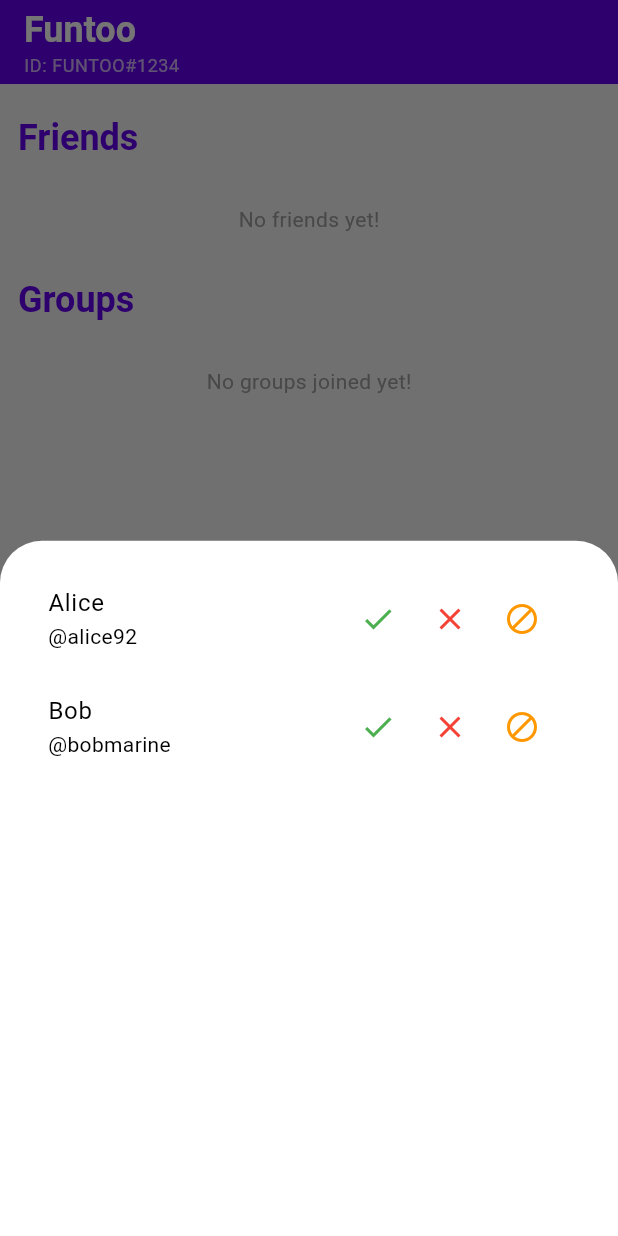
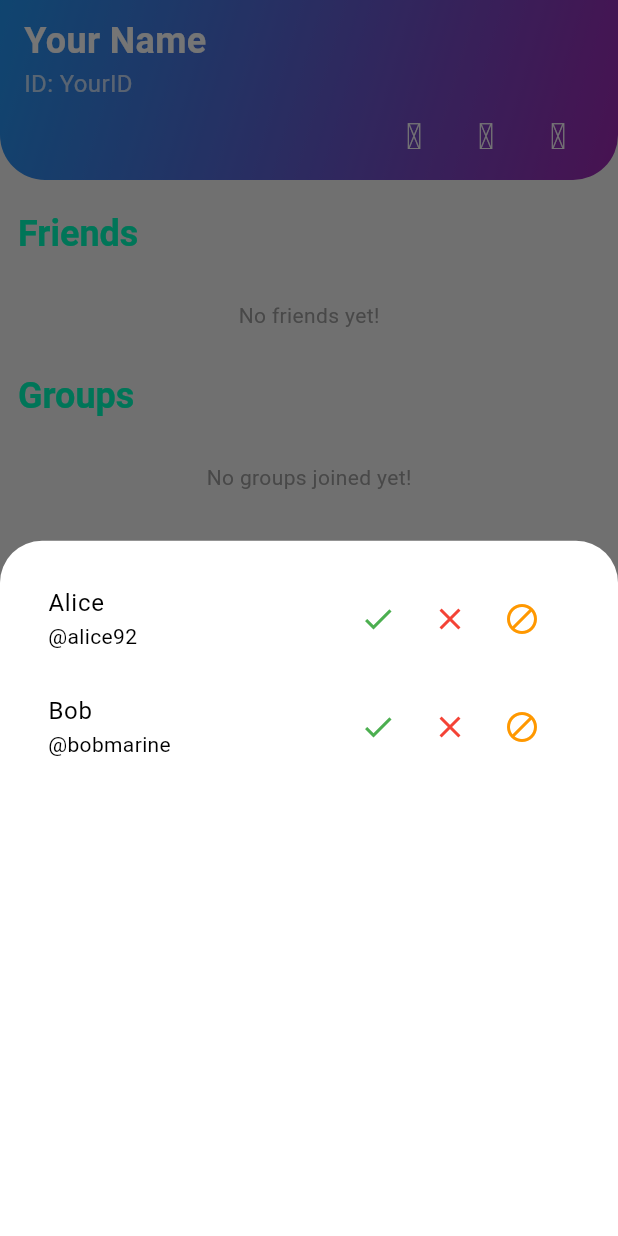
Before and after one commit to ShadowSpark243/funtoo, a Flutter app: the screen it shows after launch, after a tap on an icon or button, on a phone screen of 412 x 824 dp. Run offline on Flutter 3.47's test engine with Material 3 defaults, Android fonts, the light colour scheme and no system bars; our stand-ins replace iconsax.

Commit message:
Your commit message

```diff
--- a/lib/main.dart
+++ b/lib/main.dart
@@ -31,7 +31,9 @@ class FuntooApp extends StatelessWidget {
           bodyMedium: TextStyle(color: AppColors.subtitleColor),
         ),
       ),
-      home: const FuntooHomePage(), // Matches your home.dart class name
+      home: const FuntooHomePage(
+          userName: 'Your Name',
+          userId: 'YourID'), // Provide userName and userId
     );
   }
 }
--- a/lib/pages/home.dart
+++ b/lib/pages/home.dart
@@ -5,16 +5,20 @@ import '../models/group_request.dart';
 import '../utils/constants.dart';
 import '../widgets/chat_item.dart';
 import '../widgets/call_controls.dart';
+import 'notification_page.dart';
 
 class FuntooHomePage extends StatefulWidget {
-  const FuntooHomePage({super.key});
+  const FuntooHomePage(
+      {super.key, required this.userName, required this.userId});
+
+  final String userName;
+  final String userId;
 
   @override
   State<FuntooHomePage> createState() => _FuntooHomePageState();
 }
 
 class _FuntooHomePageState extends State<FuntooHomePage> {
-  final String userId = "FUNTOO#1234";
   final List<FriendRequest> friendRequests = [
     FriendRequest(name: 'Alice', username: '@alice92'),
     FriendRequest(name: 'Bob', username: '@bobmarine'),
@@ -44,29 +48,63 @@ class _FuntooHomePageState extends State<FuntooHomePage> {
   @override
   Widget build(BuildContext context) {
     return Scaffold(
-      appBar: AppBar(
-        title: Column(
+      appBar: PreferredSize(
+        preferredSize: Size.fromHeight(120.0),
+        child: Container(
+          decoration: BoxDecoration(
+            gradient: LinearGradient(
+              colors: [Colors.blue, Colors.purple],
+              begin: Alignment.topLeft,
+              end: Alignment.bottomRight,
+            ),
+            borderRadius: BorderRadius.vertical(bottom: Radius.circular(30)),
+          ),
+          child: SafeArea(
+            child: Padding(
+              padding:
+                  const EdgeInsets.symmetric(horizontal: 16.0, vertical: 10.0),
+              child: Column(
                 crossAxisAlignment: CrossAxisAlignment.start,
                 children: [
                   Text(
-              'Funtoo',
-              style: Theme.of(context).textTheme.headlineSmall?.copyWith(
-                    fontWeight: FontWeight.bold,
+                    widget.userName,
+                    style: TextStyle(
                         color: Colors.white,
-                  ),
+                        fontSize: 24,
+                        fontWeight: FontWeight.bold),
                   ),
                   Text(
-              'ID: $userId',
-              style: Theme.of(context).textTheme.bodySmall?.copyWith(color: Colors.white70),
+                    'ID: ${widget.userId}',
+                    style: TextStyle(color: Colors.white70, fontSize: 16),
+                  ),
+                  Row(
+                    mainAxisAlignment: MainAxisAlignment.end,
+                    children: [
+                      IconButton(
+                        icon: Icon(Iconsax.user_add, color: Colors.white),
+                        onPressed: _showFriendRequests,
+                      ),
+                      IconButton(
+                        icon: Icon(Iconsax.people, color: Colors.white),
+                        onPressed: _showGroupRequests,
+                      ),
+                      IconButton(
+                        icon: Icon(Iconsax.notification, color: Colors.white),
+                        onPressed: () {
+                          Navigator.push(
+                            context,
+                            MaterialPageRoute(
+                                builder: (context) => NotificationPage()),
+                          );
+                        },
                       ),
                     ],
                   ),
-        actions: [
-          IconButton(icon: Icon(Iconsax.user_add), onPressed: _showFriendRequests),
-          IconButton(icon: Icon(Iconsax.people), onPressed: _showGroupRequests),
-          IconButton(icon: Icon(Iconsax.notification), onPressed: () {}),
                 ],
-        backgroundColor: primaryColor,
+              ),
+            ),
+          ),
+        ),
       ),
       body: Padding(
         padding: const EdgeInsets.all(12.0),
@@ -157,14 +195,24 @@ class _FuntooHomePageState extends State<FuntooHomePage> {
               itemBuilder: (context, index) {
                 final request = requests[index];
                 return ListTile(
-                  title: Text(request is FriendRequest ? request.name : (request as GroupRequest).groupName),
-                  subtitle: Text(request is FriendRequest ? request.username : '${(request as GroupRequest).members} Members'),
+                  title: Text(request is FriendRequest
+                      ? request.name
+                      : (request as GroupRequest).groupName),
+                  subtitle: Text(request is FriendRequest
+                      ? request.username
+                      : '${(request as GroupRequest).members} Members'),
                   trailing: Row(
                     mainAxisSize: MainAxisSize.min,
                     children: [
-                      IconButton(icon: Icon(Icons.check, color: Colors.green), onPressed: () => accept(request)),
-                      IconButton(icon: Icon(Icons.close, color: Colors.red), onPressed: () {}),
-                      IconButton(icon: Icon(Icons.block, color: Colors.orange), onPressed: () {}),
+                      IconButton(
+                          icon: Icon(Icons.check, color: Colors.green),
+                          onPressed: () => accept(request)),
+                      IconButton(
+                          icon: Icon(Icons.close, color: Colors.red),
+                          onPressed: () {}),
+                      IconButton(
+                          icon: Icon(Icons.block, color: Colors.orange),
+                          onPressed: () {}),
                     ],
                   ),
                 );
--- a/lib/utils/constants.dart
+++ b/lib/utils/constants.dart
@@ -1,11 +1,11 @@
 import 'package:flutter/material.dart';
 
 // Primary colors used in the app
-const Color primaryColor = Color(0xFF6200EE);
-const Color secondaryColor = Color(0xFF03DAC5);
+const Color primaryColor = Color.fromARGB(255, 0, 255, 191);
+const Color secondaryColor = Color.fromARGB(255, 3, 114, 218);
 // Define primary and secondary colors
 class AppColors {
-  static const primaryColor = Color(0xFF6200EE); // Primary Color
+  static const primaryColor = Color.fromARGB(255, 136, 58, 245); // Primary Color
   static const secondaryColor = Color(0xFF03DAC5); // Secondary Color
 
   // Updated neutral colors
--- a/lib/widgets/chat_item.dart
+++ b/lib/widgets/chat_item.dart
@@ -7,11 +7,11 @@ class ChatItem extends StatelessWidget {
   final VoidCallback onLongPress;
 
   const ChatItem({
-    Key? key,
+    super.key,
     required this.name,
     required this.subtitle,
     required this.onLongPress,
-  }) : super(key: key);
+  });
 
   @override
   Widget build(BuildContext context) {
--- a/lib/widgets/chat_list_item.dart
+++ b/lib/widgets/chat_list_item.dart
@@ -7,11 +7,11 @@ class ChatListItem extends StatelessWidget {
   final VoidCallback onTap;
 
   const ChatListItem({
-    Key? key,
+    super.key,
     required this.name,
     required this.lastMessage,
     required this.onTap,
-  }) : super(key: key);
+  });
 
   @override
   Widget build(BuildContext context) {
--- a/lib/widgets/friend_request_item.dart
+++ b/lib/widgets/friend_request_item.dart
@@ -8,12 +8,12 @@ class FriendRequestItem extends StatelessWidget {
   final VoidCallback onDecline;
 
   const FriendRequestItem({
-    Key? key,
+    super.key,
     required this.name,
     required this.username,
     required this.onAccept,
     required this.onDecline,
-  }) : super(key: key);
+  });
 
   @override
   Widget build(BuildContext context) {
--- a/lib/widgets/quick_action_button.dart
+++ b/lib/widgets/quick_action_button.dart
@@ -6,11 +6,11 @@ class QuickActionButton extends StatelessWidget {
   final VoidCallback onPressed;
 
   const QuickActionButton({
-    Key? key,
+    super.key,
     required this.label,
     required this.icon,
     required this.onPressed,
-  }) : super(key: key);
+  });
 
   @override
   Widget build(BuildContext context) {
```
Also changed, not shown: lib/pages/notification_page.dart (added, +21 -0 lines). Lines whose indentation alone changed are shown as unchanged.
